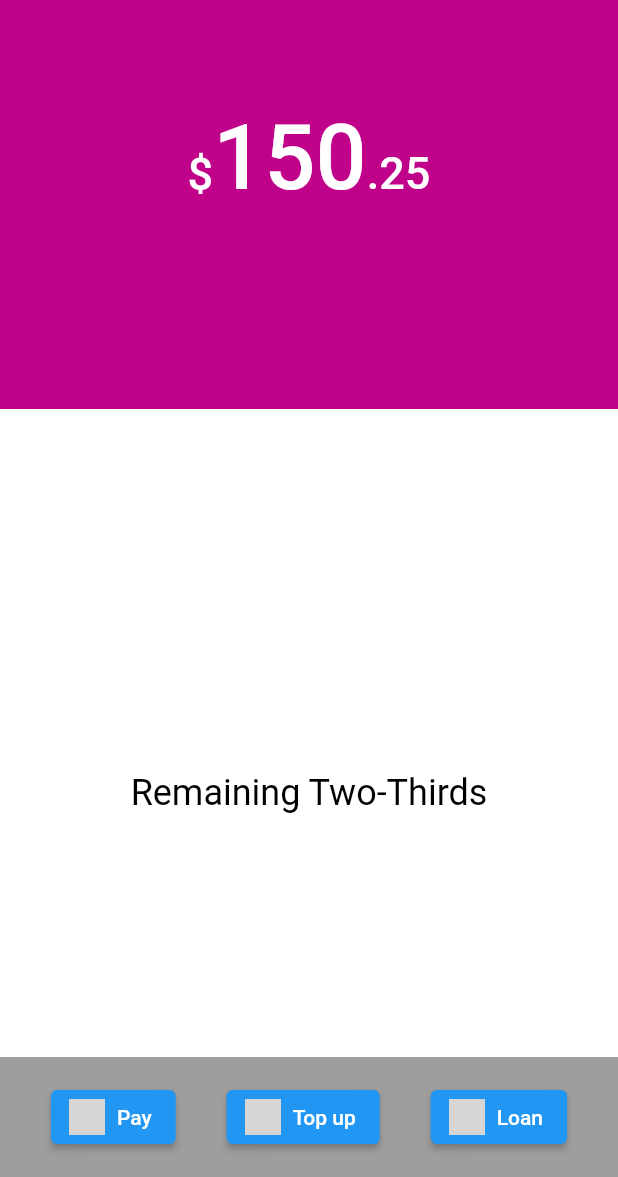
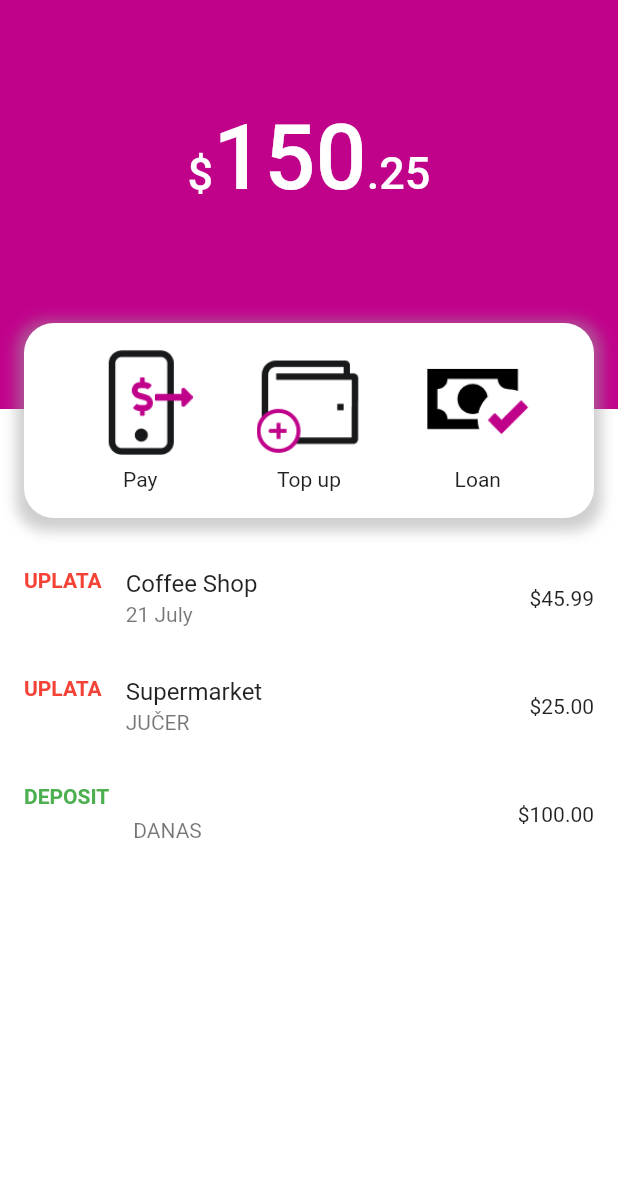
Before and after one commit to KerimZuna/MoneyApp, a Flutter app: the screen it shows after launch, on a phone screen of 412 x 824 dp, the part 59-1236 px from its top. Run offline on Flutter 3.47's test engine with Material 2 defaults, Android fonts, the phone set to English and light mode, and no system bars; our stand-ins replace get; grey boxes are pictures that could not be loaded.

Commit message:
Dodana funkcionalnost na Top Up, započet Pay page

```diff
--- a/money_app/lib/controllers/balanceController.dart
+++ b/money_app/lib/controllers/balanceController.dart
@@ -2,7 +2,7 @@ import 'package:get/get.dart';
 import 'package:intl/intl.dart';
 import 'package:money_app/models/modelTransaction.dart';
 
-class iznosController extends GetxController{
+class iznosController extends GetxController {
   var iznos = 0.0.obs;
   var transakcije = <Transakcije>[].obs;
 
@@ -13,20 +13,18 @@ class iznosController extends GetxController{
     transakcije.value = _getDummyTransactions();
   }
 
-  void dodajIznos(double iznosZaDodati){
+  void dodajIznos(double iznosZaDodati) {
     iznos.value += iznosZaDodati;
-    _dodajTransakciju(
-      Transakcije(
-        tip: tipTransakcije.DEPOSIT,
-        iznos: iznos.value,
-        datum: DateTime.now(),
+    _dodajTransakciju(Transakcije(
+      tip: tipTransakcije.DEPOSIT,
+      iznos: iznos.value,
+      datum: DateTime.now(),
     ));
   }
 
-  void updateiznos(double noviIznos){
+  void updateiznos(double noviIznos) {
     iznos.value = noviIznos;
   }
-
 
   void _dodajTransakciju(Transakcije transakcija) {
     transakcije.insert(0, transakcija);
@@ -37,22 +35,23 @@ class iznosController extends GetxController{
       Transakcije(
         tip: tipTransakcije.UPLATA,
         iznos: 45.99,
-        datum: DateTime.now().subtract(Duration(days: 2)),
+        datum: DateTime.now().subtract(const Duration(days: 2)),
         naziv: 'Coffee Shop',
       ),
       Transakcije(
         tip: tipTransakcije.UPLATA,
         iznos: 25.00,
-        datum: DateTime.now().subtract(Duration(days: 1)),
+        datum: DateTime.now().subtract(const Duration(days: 1)),
         naziv: 'Supermarket',
       ),
       Transakcije(
         tip: tipTransakcije.DEPOSIT,
         iznos: 100.00,
-        datum: DateTime.now().subtract(Duration(hours: 2)),
+        datum: DateTime.now().subtract(const Duration(hours: 2)),
       ),
     ];
   }
+
   String formatDate(DateTime datum) {
     if (DateTime.now().difference(datum).inDays == 0) {
       return 'DANAS';
--- a/money_app/lib/main.dart
+++ b/money_app/lib/main.dart
@@ -1,12 +1,11 @@
 import 'package:flutter/widgets.dart';
-import 'package:get/get_navigation/src/root/get_material_app.dart';
 import 'package:get/get.dart';
 import 'package:money_app/transactions.dart';
 import 'controllers/balanceController.dart';
 
-void main(){
+void main() {
   Get.put(iznosController());
-  runApp(MyApp());
+  runApp(const MyApp());
 }
 
 class MyApp extends StatelessWidget {
@@ -14,8 +13,9 @@ class MyApp extends StatelessWidget {
 
   @override
   Widget build(BuildContext context) {
-    return GetMaterialApp(
+    return const GetMaterialApp(
       title: 'MoneyApp',
+      debugShowCheckedModeBanner: false,
       home: Transactions(),
     );
   }
--- a/money_app/lib/transactions.dart
+++ b/money_app/lib/transactions.dart
@@ -1,6 +1,10 @@
 import 'package:flutter/material.dart';
 import 'package:get/get.dart';
-import 'controllers/balanceController.dart';
+import 'package:intl/intl.dart';
+import 'package:money_app/models/modelTransaction.dart';
+import 'package:money_app/topup.dart';
+import 'package:money_app/pay.dart';
+import 'controllers/balanceController.dart'; // Import the iznosController
 
 class Transactions extends StatelessWidget {
   const Transactions({Key? key}) : super(key: key);
@@ -9,40 +13,49 @@ class Transactions extends StatelessWidget {
   Widget build(BuildContext context) {
     return Scaffold(
       appBar: AppBar(
-        title: Text('MoneyApp'),
+        title: const Text('MoneyApp'),
         centerTitle: true,
         elevation: 0.0,
-        backgroundColor: Color(0xFFC0028B),
+        backgroundColor: const Color(0xFFC0028B),
       ),
-      body: Center(
-        child: Column(
+      body: Column(
         children: [
           Expanded(
             flex: 1,
             child: Container(
-                color: Color(0xFFC0028B),
+              color: const Color(0xFFC0028B),
               child: Center(
                 child: Padding(
-                    padding: const EdgeInsets.only(bottom: 80), // Adjust the top padding as needed
+                  padding: const EdgeInsets.only(bottom: 80),
                   child: Obx(
                     () {
                       final balance = Get.find<iznosController>().iznos.value;
                       final dollars = (balance ~/ 1).toString();
-                        final decimals = (balance % 1).toStringAsFixed(2).substring(1);
+                      final decimals =
+                          (balance % 1).toStringAsFixed(2).substring(1);
                       return RichText(
                         text: TextSpan(
                           children: [
-                              TextSpan(
-                                text: '\$', // Dollar sign with smaller size
-                                style: const TextStyle(color: Colors.white, fontSize: 30, fontWeight: FontWeight.w500),
+                            const TextSpan(
+                              text: '\$',
+                              style: TextStyle(
+                                  color: Colors.white,
+                                  fontSize: 30,
+                                  fontWeight: FontWeight.w500),
                             ),
                             TextSpan(
-                                text: dollars, // Hundreds with larger size
-                                style: const TextStyle(color: Colors.white, fontSize: 60, fontWeight: FontWeight.w500),
+                              text: dollars,
+                              style: const TextStyle(
+                                  color: Colors.white,
+                                  fontSize: 60,
+                                  fontWeight: FontWeight.w500),
                             ),
                             TextSpan(
-                                text: decimals, // Decimals with same size as the dollar sign
-                                style: const TextStyle(color: Colors.white, fontSize: 30, fontWeight: FontWeight.w500),
+                              text: decimals,
+                              style: const TextStyle(
+                                  color: Colors.white,
+                                  fontSize: 30,
+                                  fontWeight: FontWeight.w500),
                             ),
                           ],
                         ),
@@ -56,49 +69,76 @@ class Transactions extends StatelessWidget {
           Expanded(
             flex: 2,
             child: Stack(
+              clipBehavior: Clip.none,
               children: [
                 Container(
-                    color: Colors.white, // Set the color for the remaining two-thirds of the screen
-                    child: Center(
-                      child: Text(
-                        'Remaining Two-Thirds',
-                        style: const TextStyle(color: Colors.black, fontSize: 24),
+                  color: Colors.white,
+                  child: Padding(
+                    padding: const EdgeInsets.fromLTRB(0, 90, 0, 0),
+                    child: Obx(
+                      () {
+                        final transactionList =
+                            Get.find<iznosController>().transakcije;
+                        return ListView.builder(
+                          itemCount: transactionList.length,
+                          itemBuilder: (context, index) {
+                            final transaction = transactionList[index];
+                            return ListTile(
+                              leading: Text(
+                                transaction.tip == tipTransakcije.DEPOSIT
+                                    ? 'DEPOSIT'
+                                    : 'UPLATA',
+                                style: TextStyle(
+                                  fontWeight: FontWeight.bold,
+                                  color:
+                                      transaction.tip == tipTransakcije.DEPOSIT
+                                          ? Colors.green
+                                          : Colors.red,
+                                ),
+                              ),
+                              title: Text(transaction.naziv),
+                              subtitle: Text(formatDate(transaction.datum)),
+                              trailing: Text(
+                                  '\$${transaction.iznos.toStringAsFixed(2)}'),
+                            );
+                          },
+                        );
+                      },
                     ),
                   ),
                 ),
-                  Positioned(
-                    bottom: 0, // Position the box at the bottom of the Stack
-                    left: 0, // Position the box to the left of the Stack
-                    right: 0, // Position the box to the right of the Stack
+                Align(
+                  alignment: const Alignment(0, -1.3),
                   child: Container(
-                      height: 80, // Adjust the height of the box as needed
-                      color: Colors.grey, // Set the color of the box
+                    decoration: BoxDecoration(
+                      color: Colors.white,
+                      borderRadius: BorderRadius.circular(20),
+                      boxShadow: [
+                        BoxShadow(
+                          color: Colors.grey.withOpacity(0.5),
+                          spreadRadius: 5,
+                          blurRadius: 7,
+                          offset: const Offset(0, 3),
+                        ),
+                      ],
+                    ),
+                    height: 130,
+                    width: 380,
                     child: Row(
                       mainAxisAlignment: MainAxisAlignment.spaceEvenly,
                       children: [
-                          ElevatedButton.icon(
-                            label: Text('Pay'),
-                            onPressed: () {
-                              // Handle the first icon button press
-                              // Add your logic here
-                            },
-                            icon: ImageIcon(AssetImage("assets/images/icon1.png")), // Replace 'icon1' with the first icon you want to display
-                          ),
-                          ElevatedButton.icon(
-                            label: Text('Top up'),
-                            onPressed: () {
+                        buildIconButton("lib/assets/images/icon1.png", "Pay",
+                            () {
+                          Get.to(() => Pay());
+                        }),
+                        buildIconButton("lib/assets/images/icon2.png", "Top up",
+                            () {
+                          Get.to(() => TopUp());
+                        }),
+                        buildIconButton("lib/assets/images/icon3.png", "Loan",
+                            () {
                           print('Radi');
-                            },
-                            icon: ImageIcon(AssetImage("assets/images/icon2.png")), // Replace 'icon2' with the second icon you want to display
-                          ),
-                          ElevatedButton.icon(
-                            label: Text('Loan'),
-                            onPressed: () {
-                              // Handle the third icon button press
-                              // Add your logic here
-                            },
-                            icon: ImageIcon(AssetImage("assets/images/icon3.png")), // Replace 'icon3' with the third icon you want to display
-                          ),
+                        }),
                       ],
                     ),
                   ),
@@ -108,7 +148,31 @@ class Transactions extends StatelessWidget {
           ),
         ],
       ),
+    );
+  }
+
+  Widget buildIconButton(
+      String iconPath, String label, VoidCallback onPressed) {
+    return InkWell(
+      onTap: onPressed,
+      child: Column(
+        mainAxisAlignment: MainAxisAlignment.center,
+        children: [
+          Image.asset(iconPath, height: 70, width: 70),
+          const SizedBox(height: 8),
+          Text(label),
+        ],
       ),
     );
   }
+
+  String formatDate(DateTime datum) {
+    if (DateTime.now().difference(datum).inDays == 0) {
+      return 'DANAS';
+    } else if (DateTime.now().difference(datum).inDays == 1) {
+      return 'JUČER';
+    } else {
+      return DateFormat('d MMMM').format(datum);
     }
+  }
+}
--- a/money_app/pubspec.yaml
+++ b/money_app/pubspec.yaml
@@ -62,7 +62,7 @@ flutter:
 
   # To add assets to your application, add an assets section, like this:
   assets:
-   - assets/images/icon1.png
+    - lib/assets/images/
 
   # An image asset can refer to one or more resolution-specific "variants", see
   # https://flutter.dev/assets-and-images/#resolution-aware
```
Also changed, not shown: money_app/lib/pay.dart (added, +131 -0 lines), money_app/lib/topup.dart (added, +131 -0 lines), money_app/lib/howmuch.dart (added). Lines whose indentation alone changed are shown as unchanged.
